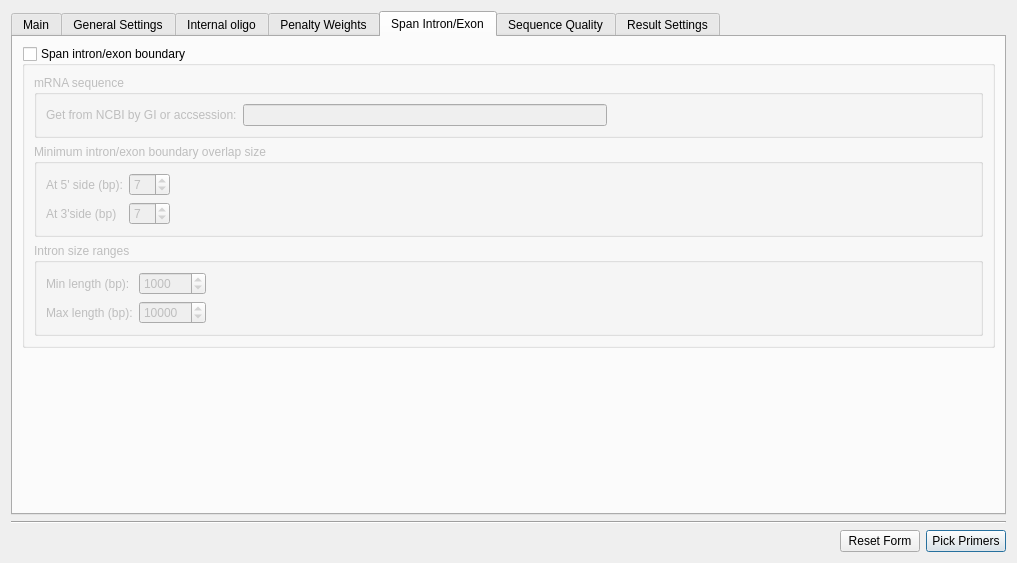
This is src/plugins_3rdparty/primer3/src/ui/Primer3Dialog.ui in violethaze74/ugene as Qt 5 draws it before an edit. The edited form follows.
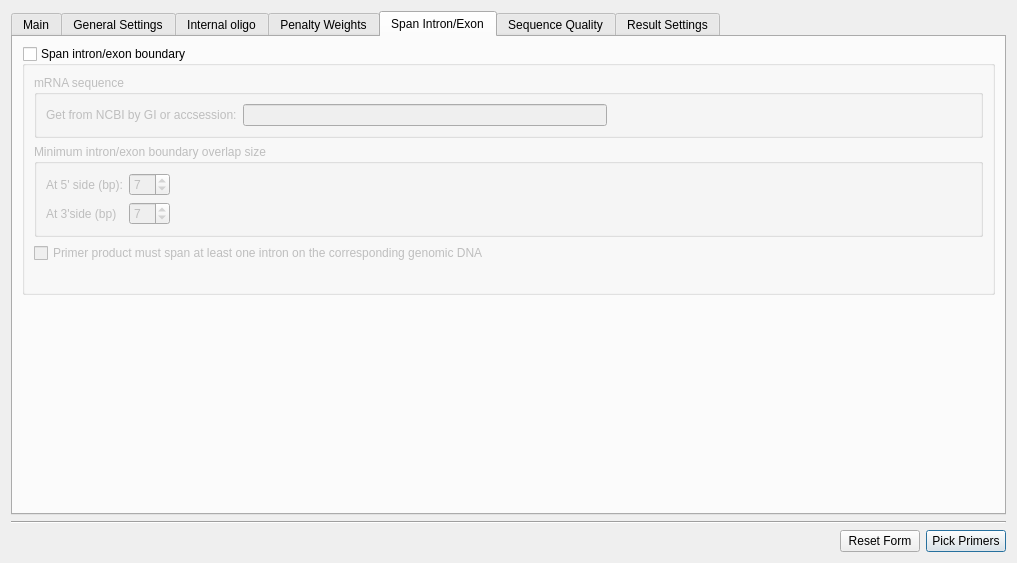
This is the edited form. The open tabs and pages were chosen to show the change.

Commit message: UGENE-856: second part of span exon-intron boundary feature implementation

What changed in the file:
```diff
--- a/src/plugins_3rdparty/primer3/src/ui/Primer3Dialog.ui
+++ b/src/plugins_3rdparty/primer3/src/ui/Primer3Dialog.ui
@@ -2864,65 +2864,17 @@
            </widget>
           </item>
           <item>
-           <widget class="QGroupBox" name="groupBox">
-            <property name="title">
-             <string>Intron size ranges</string>
+           <widget class="QCheckBox" name="spanIntronCheckBox">
+            <property name="text">
+             <string>Primer product must span at least one intron on the corresponding genomic DNA</string>
             </property>
-            <layout class="QGridLayout" name="gridLayout_4">
-             <item row="0" column="0">
-              <widget class="QLabel" name="label_10">
-               <property name="text">
-                <string>Min length (bp):</string>
-               </property>
-              </widget>
-             </item>
-             <item row="0" column="1">
-              <widget class="QSpinBox" name="intronMinLengthSpinBox">
-               <property name="minimum">
-                <number>100</number>
-               </property>
-               <property name="maximum">
-                <number>100000</number>
-               </property>
-               <property name="value">
-                <number>1000</number>
-               </property>
-              </widget>
-             </item>
-             <item row="0" column="2" rowspan="2">
-              <spacer name="horizontalSpacer_37">
-               <property name="orientation">
-                <enum>Qt::Horizontal</enum>
-               </property>
-               <property name="sizeHint" stdset="0">
-                <size>
-                 <width>40</width>
-                 <height>20</height>
-                </size>
-               </property>
-              </spacer>
-             </item>
-             <item row="1" column="0">
-              <widget class="QLabel" name="label_82">
-               <property name="text">
-                <string>Max length (bp):</string>
-               </property>
-              </widget>
-             </item>
-             <item row="1" column="1">
-              <widget class="QSpinBox" name="intronMaxLengthSpinBox">
-               <property name="minimum">
-                <number>100</number>
-               </property>
-               <property name="maximum">
-                <number>100000</number>
-               </property>
-               <property name="value">
-                <number>10000</number>
-               </property>
-              </widget>
-             </item>
-            </layout>
+           </widget>
+          </item>
+          <item>
+           <widget class="QLabel" name="warningLabel">
+            <property name="text">
+             <string/>
+            </property>
            </widget>
           </item>
          </layout>
```
Left out of the diff: 3 changed lines with no effect on the pictures. The commit also changes 10 other files.
